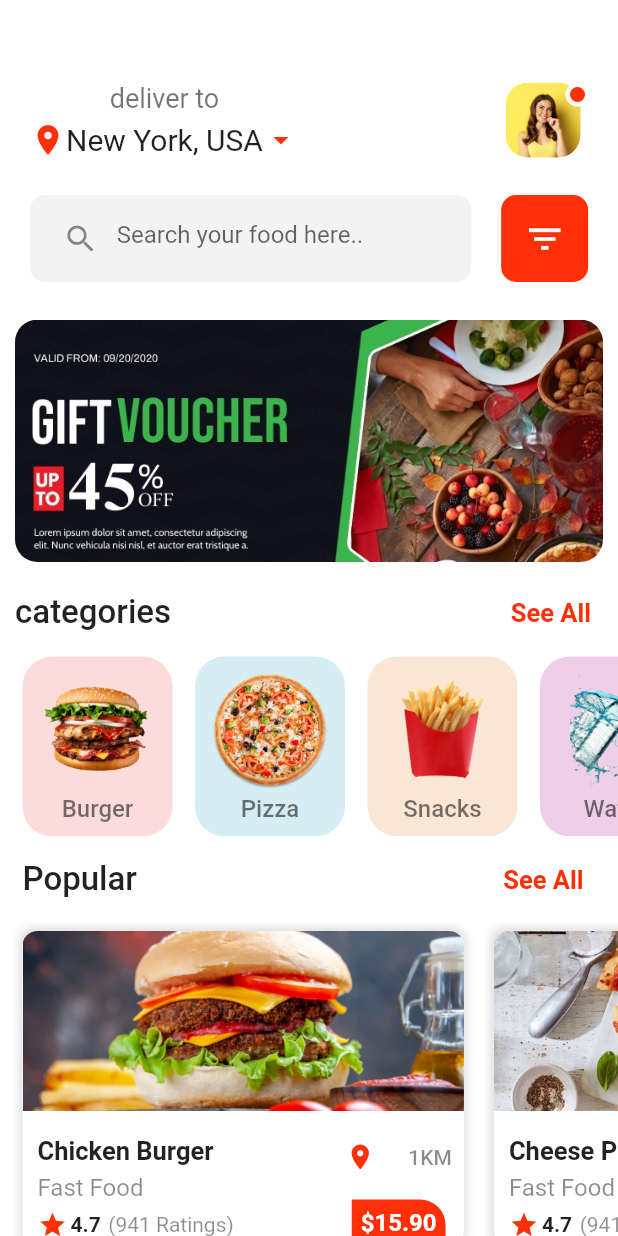
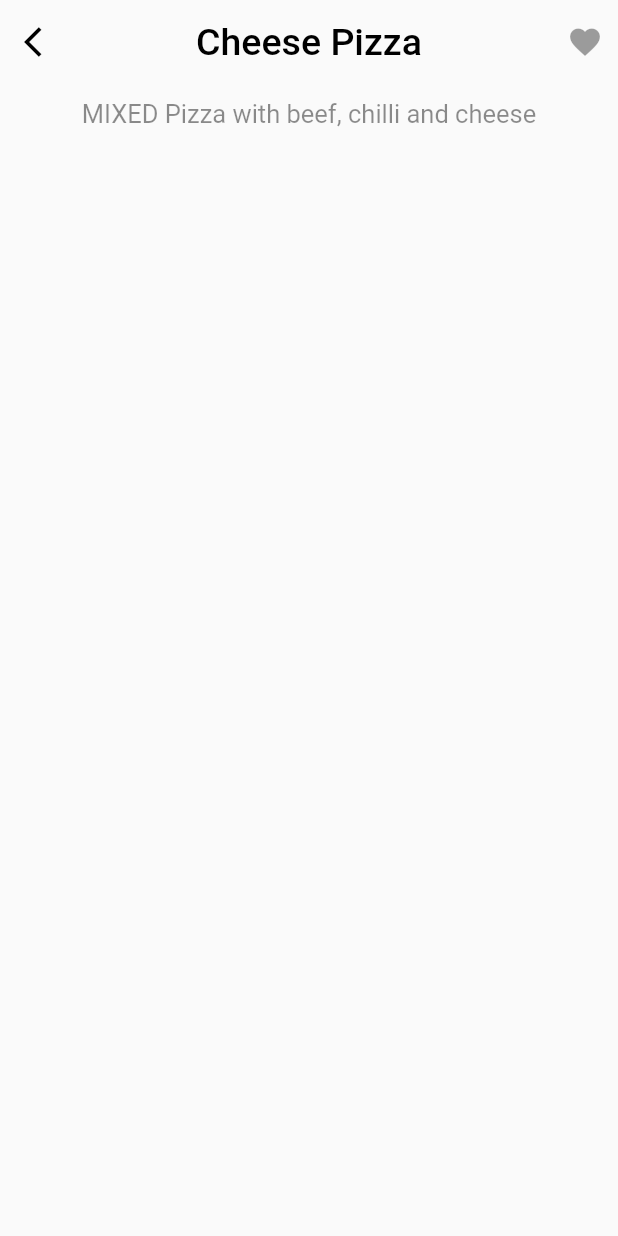
Before and after one commit to Farah-Torkhani/Food-Ordering-App, a Flutter app: the HomeScreen widget shown alone on an empty page, opened directly, after a tap on "Chicken Burger", on a phone screen of 412 x 824 dp. Run offline on Flutter 3.47's test engine with Material 2 defaults, Android fonts, the phone set to English and light mode, and no system bars.

Commit message:
home screen finished

```diff
--- a/lib/home_screen.dart
+++ b/lib/home_screen.dart
@@ -1,4 +1,6 @@
 import 'package:flutter/material.dart';
+
+import 'item_screen.dart';
 
 class HomeScreen extends StatelessWidget {
   List foods = [
@@ -232,7 +234,13 @@ class HomeScreen extends StatelessWidget {
                 itemCount: foods2.length,
                 itemBuilder: (context, index) {
                   return InkWell(
-                    onTap: () {},
+                    onTap: () {
+                      Navigator.push(
+                          context,
+                          MaterialPageRoute(
+                            builder: (context) => ItemScreen(),
+                          ));
+                    },
                     child: Container(
                       width: MediaQuery.of(context).size.width / 1.4,
                       margin: EdgeInsets.only(
--- /dev/null
+++ b/lib/item_screen.dart
@@ -0,0 +1,66 @@
+import 'package:flutter/material.dart';
+
+class ItemScreen extends StatelessWidget {
+  const ItemScreen({super.key});
+
+  @override
+  Widget build(BuildContext context) {
+    return Scaffold(
+      appBar: AppBar(
+        backgroundColor: Colors.transparent,
+        elevation: 0,
+        centerTitle: true,
+        leading: InkWell(
+          onTap: () {
+            Navigator.pop(context);
+          },
+          child: Icon(
+            Icons.arrow_back_ios,
+            color: Colors.black,
+          ),
+        ),
+        title: Text(
+          "Cheese Pizza",
+          style: TextStyle(
+            color: Colors.black,
+            fontSize: 25,
+          ),
+        ),
+        actions: [
+          Padding(
+            padding: EdgeInsets.all(10),
+            child: Icon(
+              Icons.favorite,
+              color: Colors.black38,
+            ),
+          )
+        ],
+      ),
+      body: SingleChildScrollView(
+        child: Column(
+          children: [
+            SizedBox(
+              height: 10,
+            ),
+            Text(
+              "MIXED Pizza with beef, chilli and cheese",
+              style: TextStyle(
+                color: Colors.black45,
+                fontSize: 17,
+              ),
+              textAlign: TextAlign.center,
+            ),
+            SizedBox(height: 8),
+            Row(
+              mainAxisAlignment: MainAxisAlignment.center,
+              // Icon(
+              //   Icons.Star,
+              //   color: Color(0xFFF2F08),
+              // ),
+            ),
+          ],
+        ),
+      ),
+    );
+  }
+}
```
